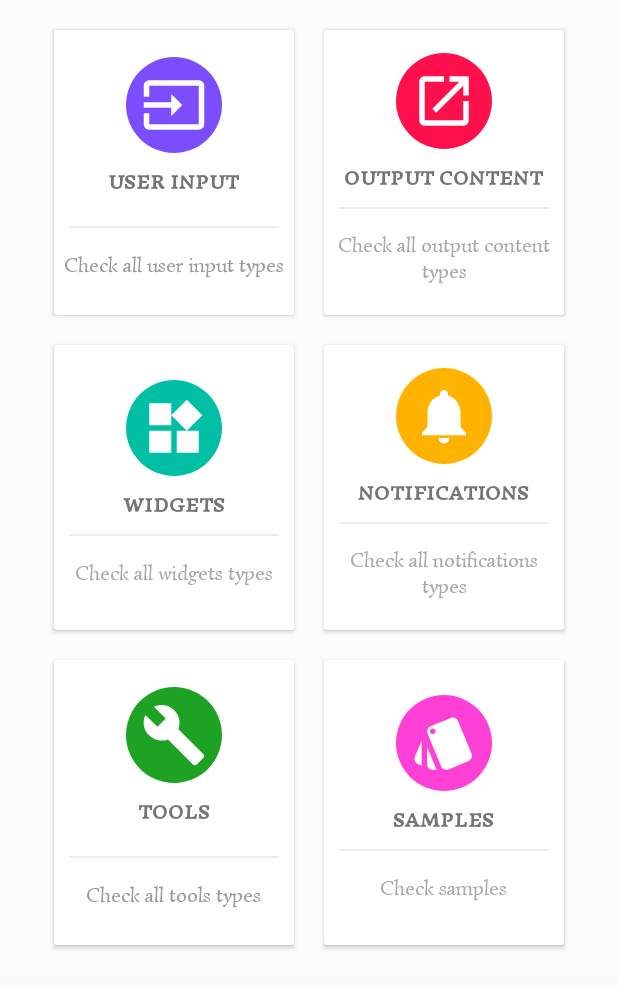
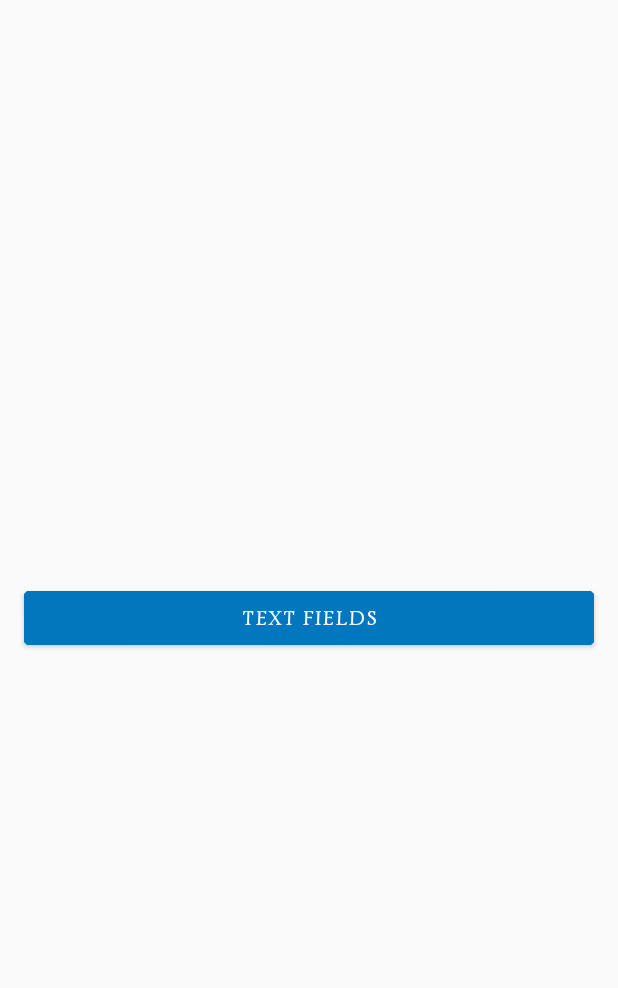
Before and after one commit to refka-farid/UI-playground, an Android app: the screen it shows after launch (DashboardActivity), after a tap on "USER INPUT", on a phone screen of 412 x 824 dp. Shown: the top 988 px of the screen. Run offline under Robolectric (Android 15) with nearby library versions, the phone set to English and light mode, and no system bars; Roboto replaces fonts that are not available here.

Commit message:
[ui-playground] add TextField

```diff
--- a/playground/src/main/java/com/bravedroid/playground/MainFragment.kt
+++ b/playground/src/main/java/com/bravedroid/playground/MainFragment.kt
@@ -22,6 +22,8 @@ class MainFragment : Fragment() {
         val callback: (View) -> Unit = { view ->
             when (view.id) {
                 R.id.user_input_cardview -> {
+                    findNavController().navigate(
+                            MainFragmentDirections.actionMainFragmentToUserInputsFragment())
                 }
                 R.id.output_content_cardview -> {
                 }
@@ -46,6 +48,5 @@ class MainFragment : Fragment() {
         notifications_cardview.setOnClickListener(callback)
         tool_cardview.setOnClickListener(callback)
         samples_cardview.setOnClickListener(callback)
-
     }
 }
--- a/playground/src/main/java/com/bravedroid/playground/NotificationFactory.kt
+++ b/playground/src/main/java/com/bravedroid/playground/notifications/NotificationFactory.kt
@@ -1,4 +1,4 @@
-package com.bravedroid.playground
+package com.bravedroid.playground.notifications
 
 import android.app.Notification
 import android.app.NotificationChannel
@@ -15,6 +15,7 @@ import android.support.v4.media.session.MediaSessionCompat
 import android.widget.RemoteViews
 import androidx.core.app.NotificationCompat
 import androidx.core.app.NotificationManagerCompat
+import com.bravedroid.playground.R
 import androidx.media.app.NotificationCompat as MediaNotification
 
 class NotificationFactory {
--- a/playground/src/main/java/com/bravedroid/playground/NotificationFragment.kt
+++ b/playground/src/main/java/com/bravedroid/playground/notifications/NotificationFragment.kt
@@ -1,4 +1,4 @@
-package com.bravedroid.playground
+package com.bravedroid.playground.notifications
 
 
 import android.os.Bundle
@@ -7,6 +7,7 @@ import android.view.View
 import android.view.ViewGroup
 import androidx.fragment.app.Fragment
 import androidx.navigation.findNavController
+import com.bravedroid.playground.R
 import kotlinx.android.synthetic.main.fragment_notification.*
 
 class NotificationFragment : Fragment() {
--- a/playground/src/main/java/com/bravedroid/playground/PendingIntentFactory.kt
+++ b/playground/src/main/java/com/bravedroid/playground/notifications/PendingIntentFactory.kt
@@ -1,4 +1,4 @@
-package com.bravedroid.playground
+package com.bravedroid.playground.notifications
 
 import android.app.Activity
 import android.app.PendingIntent
--- a/playground/src/main/java/com/bravedroid/playground/notifications/PersistentNotificationFragment.kt
+++ b/playground/src/main/java/com/bravedroid/playground/notifications/PersistentNotificationFragment.kt
@@ -13,8 +13,6 @@ import android.view.View
 import android.view.ViewGroup
 import androidx.fragment.app.Fragment
 import com.bravedroid.playground.DashboardActivity
-import com.bravedroid.playground.NotificationFactory
-import com.bravedroid.playground.PendingIntentFactory
 import com.bravedroid.playground.R
 import kotlinx.android.synthetic.main.fragment_persisitent_notification.*
 
--- /dev/null
+++ b/playground/src/main/java/com/bravedroid/playground/userInput/UserInputsFragment.kt
@@ -0,0 +1,36 @@
+package com.bravedroid.playground.userInput
+
+
+import android.os.Bundle
+import android.view.LayoutInflater
+import android.view.View
+import android.view.ViewGroup
+import androidx.fragment.app.Fragment
+import androidx.navigation.findNavController
+import com.bravedroid.playground.R
+import kotlinx.android.synthetic.main.fragment_user_inputs.*
+
+/**
+ * A simple [Fragment] subclass.
+ */
+class UserInputsFragment : Fragment() {
+
+    override fun onCreateView(inflater: LayoutInflater, container: ViewGroup?,
+                              savedInstanceState: Bundle?): View? {
+        return inflater.inflate(R.layout.fragment_user_inputs, container, false)
+    }
+
+    override fun onViewCreated(view: View, savedInstanceState: Bundle?) {
+        val callback: (View) -> Unit
+        callback = { view ->
+            when (view.id) {
+                R.id.textFields_btn ->
+                    view.findNavController().navigate(R.id.action_userInputsFragment_to_textFieldFragment
+                            // UserInputsFragmentDirections.actionUserInputsFragmentToTextFieldFragment()
+                    )
+            }
+        }
+
+        textFields_btn.setOnClickListener(callback)
+    }
+}
--- a/playground/src/main/java/com/bravedroid/playground/ButtonsFragment.kt
+++ b/playground/src/main/java/com/bravedroid/playground/widgets/ButtonsFragment.kt
@@ -1,4 +1,4 @@
-package com.bravedroid.playground
+package com.bravedroid.playground.widgets
 
 
 import android.os.Bundle
@@ -8,6 +8,7 @@ import android.view.View
 import android.view.ViewGroup
 import android.widget.Button
 import androidx.fragment.app.Fragment
+import com.bravedroid.playground.R
 import kotlinx.android.synthetic.main.fragment_buttons.*
 
 class ButtonsFragment : Fragment() {
--- a/playground/src/main/java/com/bravedroid/playground/ButtonsToggleGroupFragment.kt
+++ b/playground/src/main/java/com/bravedroid/playground/widgets/ButtonsToggleGroupFragment.kt
@@ -1,4 +1,4 @@
-package com.bravedroid.playground
+package com.bravedroid.playground.widgets
 
 
 import android.os.Bundle
@@ -6,6 +6,7 @@ import androidx.fragment.app.Fragment
 import android.view.LayoutInflater
 import android.view.View
 import android.view.ViewGroup
+import com.bravedroid.playground.R
 
 /**
  * A simple [Fragment] subclass.
--- a/playground/src/main/java/com/bravedroid/playground/WidgetsFragment.kt
+++ b/playground/src/main/java/com/bravedroid/playground/widgets/WidgetsFragment.kt
@@ -1,14 +1,13 @@
-package com.bravedroid.playground
+package com.bravedroid.playground.widgets
 
 
 import android.os.Bundle
-import android.text.TextUtils
 import android.view.LayoutInflater
 import android.view.View
 import android.view.ViewGroup
-import android.widget.Button
 import androidx.fragment.app.Fragment
 import androidx.navigation.findNavController
+import com.bravedroid.playground.R
 import kotlinx.android.synthetic.main.fragment_widgets.*
 
 /**
--- /dev/null
+++ b/playground/src/main/res/drawable/ic_add_black_24dp.xml
@@ -0,0 +1,5 @@
+<vector android:height="24dp" android:tint="#FFFFFF"
+    android:viewportHeight="24.0" android:viewportWidth="24.0"
+    android:width="24dp" xmlns:android="http://schemas.android.com/apk/res/android">
+    <path android:fillColor="#FF000000" android:pathData="M19,13h-6v6h-2v-6H5v-2h6V5h2v6h6v2z"/>
+</vector>
--- a/playground/src/main/res/layout/fragment_buttons_toggle_group.xml
+++ b/playground/src/main/res/layout/fragment_buttons_toggle_group.xml
@@ -4,7 +4,7 @@
     android:layout_width="match_parent"
     android:layout_height="match_parent"
     xmlns:app="http://schemas.android.com/apk/res-auto"
-    tools:context=".ButtonsToggleGroupFragment">
+    tools:context=".widgets.ButtonsToggleGroupFragment">
 
     <TextView
         android:id="@+id/singleSelect_tv"
--- a/playground/src/main/res/layout/fragment_notification.xml
+++ b/playground/src/main/res/layout/fragment_notification.xml
@@ -4,7 +4,7 @@
     xmlns:tools="http://schemas.android.com/tools"
     android:layout_width="match_parent"
     android:layout_height="match_parent"
-    tools:context=".NotificationFragment">
+    tools:context=".notifications.NotificationFragment">
 
     <Button
         android:id="@+id/alert_dialog_types_btn"
--- /dev/null
+++ b/playground/src/main/res/layout/fragment_user_inputs.xml
@@ -0,0 +1,22 @@
+<?xml version="1.0" encoding="utf-8"?>
+<androidx.constraintlayout.widget.ConstraintLayout xmlns:android="http://schemas.android.com/apk/res/android"
+    xmlns:app="http://schemas.android.com/apk/res-auto"
+    xmlns:tools="http://schemas.android.com/tools"
+    android:layout_width="match_parent"
+    android:layout_height="match_parent"
+    tools:context=".userInput.UserInputsFragment">
+
+
+    <Button
+        android:id="@+id/textFields_btn"
+        style="@style/appButtonStyle"
+        android:layout_width="0dp"
+        android:layout_height="wrap_content"
+        android:layout_marginStart="16dp"
+        android:layout_marginEnd="16dp"
+        android:text="Text Fields"
+        app:layout_constraintBottom_toBottomOf="parent"
+        app:layout_constraintEnd_toEndOf="parent"
+        app:layout_constraintStart_toStartOf="parent"
+        app:layout_constraintTop_toTopOf="parent" />
+</androidx.constraintlayout.widget.ConstraintLayout>
--- a/playground/src/main/res/layout/fragment_widgets.xml
+++ b/playground/src/main/res/layout/fragment_widgets.xml
@@ -4,7 +4,7 @@
     xmlns:tools="http://schemas.android.com/tools"
     android:layout_width="match_parent"
     android:layout_height="match_parent"
-    tools:context=".WidgetsFragment">
+    tools:context=".widgets.WidgetsFragment">
 
     <Button
         android:id="@+id/buttonsSamples_btn"
--- a/playground/src/main/res/navigation/main_nav_graph.xml
+++ b/playground/src/main/res/navigation/main_nav_graph.xml
@@ -14,10 +14,13 @@
         <action
             android:id="@+id/action_mainFragment_to_widgetsFragment"
             app:destination="@id/widgetsFragment" />
+        <action
+            android:id="@+id/action_mainFragment_to_userInputsFragment"
+            app:destination="@id/userInputsFragment" />
     </fragment>
     <fragment
         android:id="@+id/notificationFragment"
-        android:name="com.bravedroid.playground.NotificationFragment"
+        android:name="com.bravedroid.playground.notifications.NotificationFragment"
         android:label="fragment_notification"
         tools:layout="@layout/fragment_notification">
         <action
@@ -55,7 +58,7 @@
         tools:layout="@layout/fragment_persisitent_notification" />
     <fragment
         android:id="@+id/widgetsFragment"
-        android:name="com.bravedroid.playground.WidgetsFragment"
+        android:name="com.bravedroid.playground.widgets.WidgetsFragment"
         android:label="fragment_widgets"
         tools:layout="@layout/fragment_widgets" >
         <action
@@ -67,12 +70,26 @@
     </fragment>
     <fragment
         android:id="@+id/buttonsFragment"
-        android:name="com.bravedroid.playground.ButtonsFragment"
+        android:name="com.bravedroid.playground.widgets.ButtonsFragment"
         android:label="fragment_buttons"
         tools:layout="@layout/fragment_buttons" />
     <fragment
         android:id="@+id/buttonsToggleGroupFragment"
-        android:name="com.bravedroid.playground.ButtonsToggleGroupFragment"
+        android:name="com.bravedroid.playground.widgets.ButtonsToggleGroupFragment"
         android:label="fragment_buttons_toggle_group"
         tools:layout="@layout/fragment_buttons_toggle_group" />
+    <fragment
+        android:id="@+id/userInputsFragment"
+        android:name="com.bravedroid.playground.userInput.UserInputsFragment"
+        android:label="fragment_user_inputs"
+        tools:layout="@layout/fragment_user_inputs" >
+        <action
+            android:id="@+id/action_userInputsFragment_to_textFieldFragment"
+            app:destination="@id/textFieldFragment" />
+    </fragment>
+    <fragment
+        android:id="@+id/textFieldFragment"
+        android:name="com.bravedroid.playground.userInput.TextFieldFragment"
+        android:label="fragment_text_field"
+        tools:layout="@layout/fragment_text_field" />
 </navigation>
--- a/ui-styles/src/main/res/values/theme_cerulean_base.xml
+++ b/ui-styles/src/main/res/values/theme_cerulean_base.xml
@@ -86,7 +86,7 @@
     <style name="appButtonStyle" parent="Widget.MaterialComponents.Button">
         <item name="enforceMaterialTheme">true</item>
         <item name="enforceTextAppearance">true</item>
-        <item name="cornerRadius">3dp</item>
+        <item name="cornerRadius">2dp</item>
         <item name="elevation">2dp</item>
         <item name="shapeAppearance">?attr/shapeAppearanceSmallComponent</item>
     </style>
```
Also changed, not shown: playground/src/main/java/com/bravedroid/playground/Exemple.java (deleted, +0 -9 lines), playground/src/main/java/com/bravedroid/playground/userInput/TextFieldFragment.kt (added, +34 -0 lines), playground/src/main/res/layout/fragment_buttons.xml (+32 -23 lines), playground/src/main/res/layout/fragment_text_field.xml (added, +73 -0 lines).
